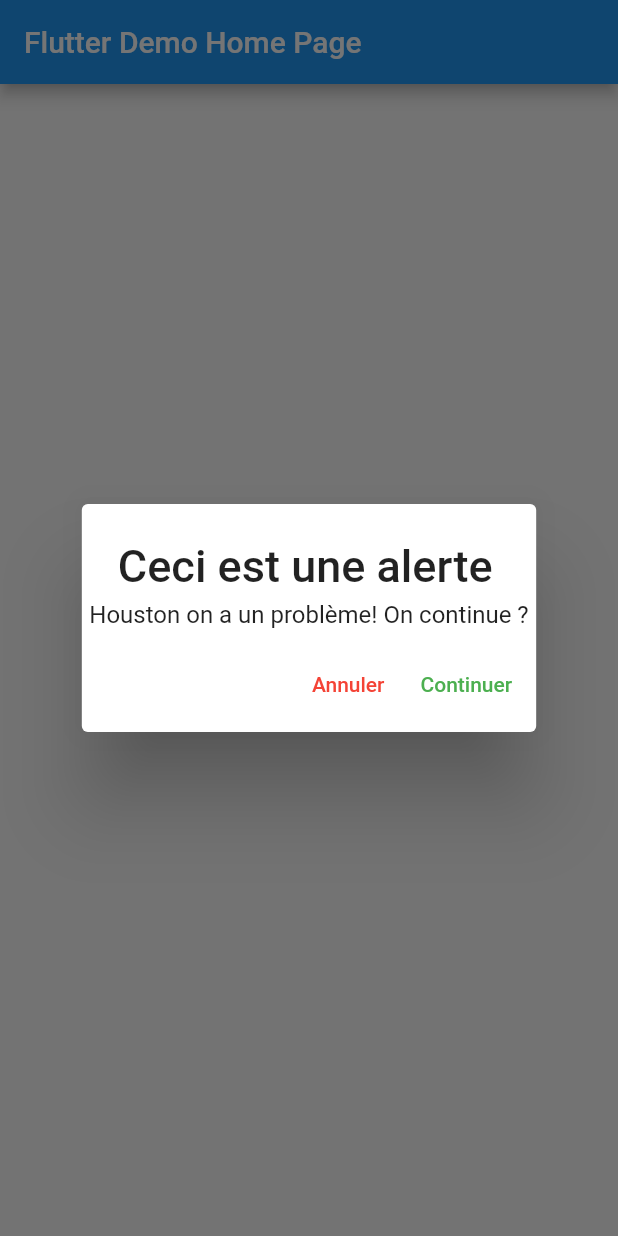
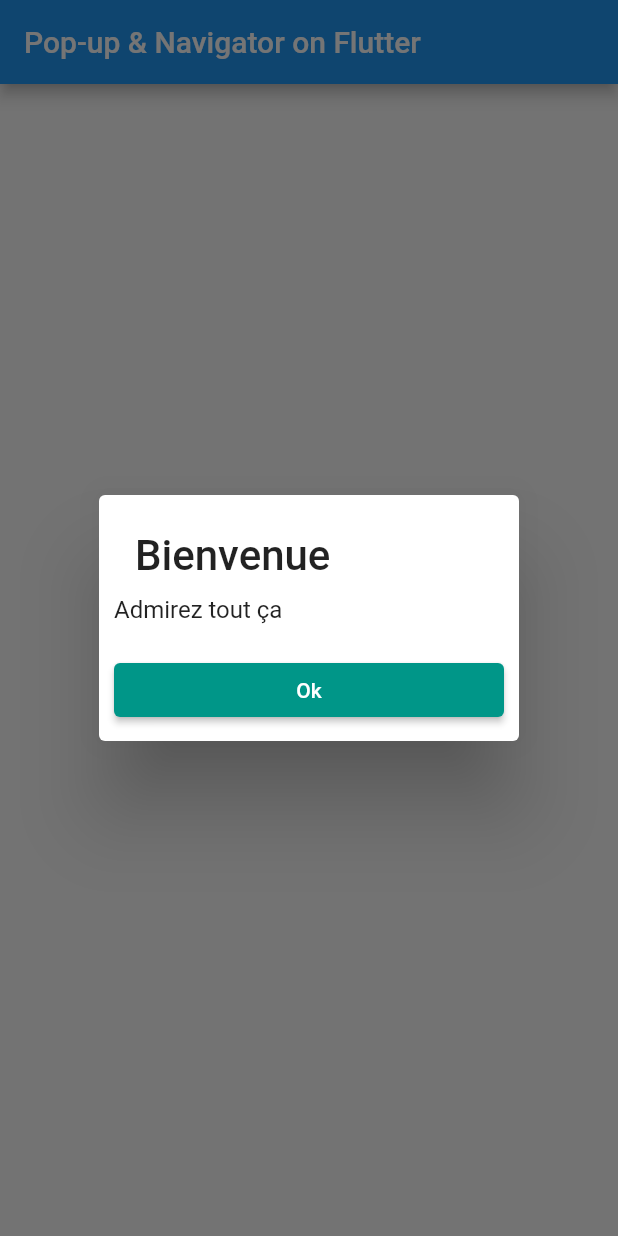
Before and after one commit to Lebeil/pop_navigator, a Flutter app: the MyHomePage screen opened directly, after a tap on "Appuie !", on a phone screen of 412 x 824 dp. Run offline on Flutter 3.47's test engine with Material 2 defaults, Android fonts, the phone set to English and light mode, and no system bars.

Commit message:
add Simple Dialog

```diff
--- a/lib/body.dart
+++ b/lib/body.dart
@@ -10,7 +10,7 @@ class _BodyState extends State<Body> {
   Widget build(BuildContext context) {
     return Center(
       child: ElevatedButton(
-        onPressed: alert,
+        onPressed: (()=> dialog('Bienvenue', 'Admirez tout ça')),
         child: const Text('Appuie !'),
         style: ElevatedButton.styleFrom(
           primary: Colors.teal,
@@ -62,6 +62,35 @@ class _BodyState extends State<Body> {
           ],
         );
       },
+    );
+  }
+
+  //SimpleDialog
+  Future<Null> dialog(String title, String desc) async {
+    return showDialog(
+      context: context,
+      barrierDismissible: true,
+      builder: (BuildContext context) {
+        return SimpleDialog(
+          title: Text(title, textScaleFactor: 1.4),
+          contentPadding: const EdgeInsets.all(10),
+          children: <Widget>[
+            Text(desc),
+            Container(height: 20),
+            ElevatedButton(
+              child: const Text("Ok"),
+              onPressed: () {
+                print("Appuyé!");
+                Navigator.pop(context);
+                },
+              style: ElevatedButton.styleFrom(
+                primary: Colors.teal,
+                onPrimary: Colors.white,
+              )
+            )
+          ]
+        );
+      },
 
     );
   }
--- a/lib/main.dart
+++ b/lib/main.dart
@@ -12,11 +12,11 @@ class MyApp extends StatelessWidget {
   @override
   Widget build(BuildContext context) {
     return MaterialApp(
-      title: 'Flutter Demo',
+      title: 'Test Pop-up & Navigator on Flutter',
       theme: ThemeData(
         primarySwatch: Colors.blue,
       ),
-      home: const MyHomePage(title: 'Flutter Demo Home Page'),
+      home: const MyHomePage(title: 'Pop-up & Navigator on Flutter'),
     );
   }
 }
```
